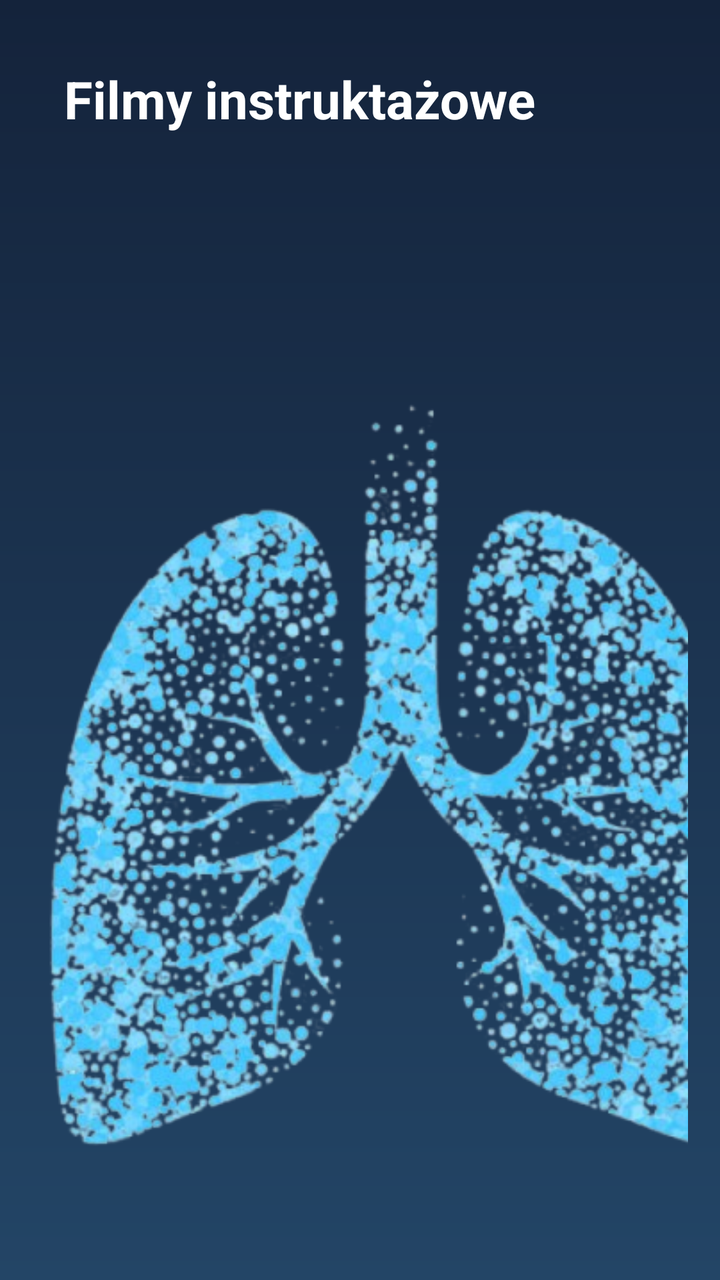
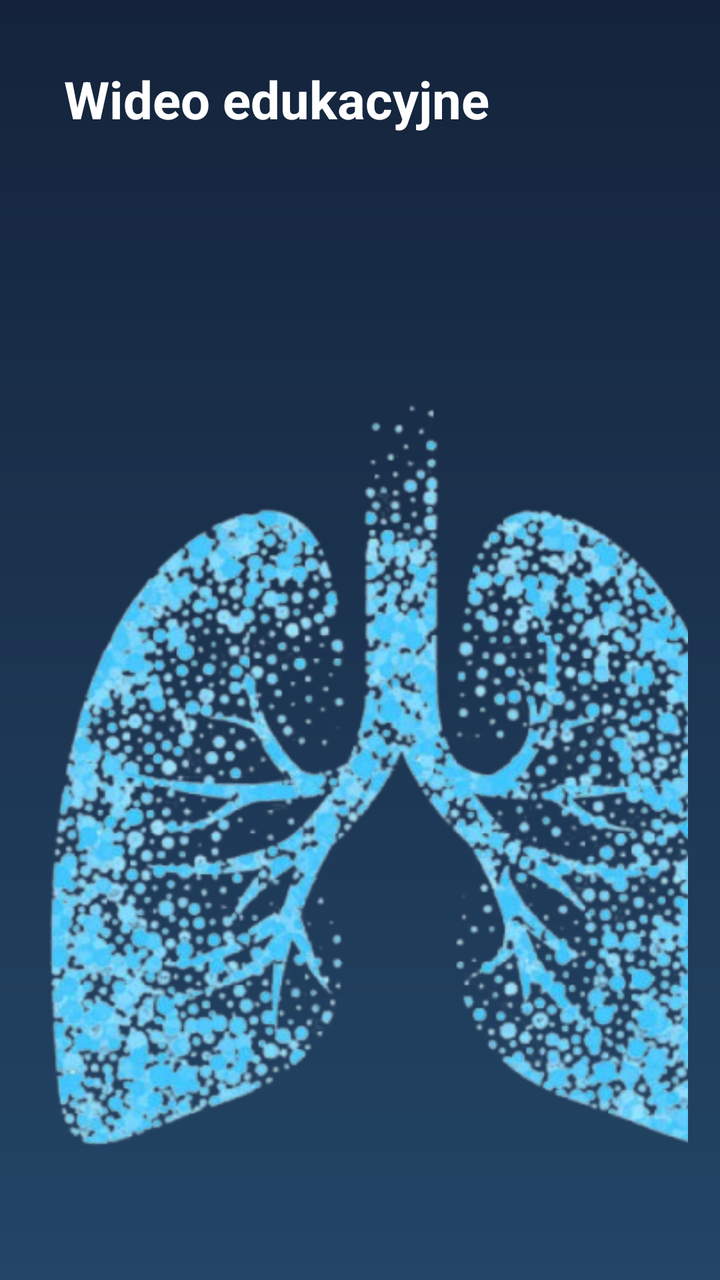

The first picture is an Android layout as it rendered before a commit; the second is the same layout after the commit. The layout source and the unified diff follow.
<!-- AndroidManifest.xml: application theme Theme.MyApplication -->
<!-- res/layout/fragment_education.xml -->
<?xml version="1.0" encoding="utf-8"?>
<FrameLayout xmlns:android="http://schemas.android.com/apk/res/android"
    android:orientation="vertical"
    android:padding="16dp"
    android:background="@drawable/gradient_bg"
    android:layout_width="match_parent"
    android:layout_height="match_parent">

    <ImageView
        android:id="@+id/bgLungs"
        android:layout_width="369dp"
        android:layout_height="446dp"
        android:alpha="1.0"
        android:scaleType="centerCrop"
        android:src="@drawable/lungs"
        android:translationY="150dp" />

    <LinearLayout
        android:orientation="vertical"
        android:padding="16dp"
        android:layout_width="match_parent"
        android:layout_height="match_parent">
    
    <TextView
        android:id="@+id/tvTitle"
        android:layout_width="match_parent"
        android:layout_height="wrap_content"
        android:text="Filmy instruktażowe"
        android:textColor="@color/white"
        android:textStyle="bold"
        android:textSize="26sp"
        android:paddingBottom="16dp"/>

    
    <ListView
        android:id="@+id/videoList"
        android:layout_width="match_parent"
        android:layout_height="match_parent"
        android:textColor="@color/white"
        android:divider="#CCCCCC"
        android:dividerHeight="1dp"/>

    </LinearLayout>
</FrameLayout>
<!-- resources referenced by this layout -->
<resources>
  <color name="white">#FFFFFFFF</color>
  <!-- drawable gradient_bg (drawable) -->
  <?xml version="1.0" encoding="utf-8"?>
  <shape xmlns:android="http://schemas.android.com/apk/res/android"
      android:shape="rectangle">
  
      <gradient
          android:startColor="#14233B"
          android:endColor="#234566"
          android:angle="270" />
  </shape>
  <!-- drawable lungs: png bitmap (drawable, 315991 bytes) -->
  <style name="Theme.MyApplication" parent="Theme.MaterialComponents.DayNight.DarkActionBar">
          
          <item name="colorPrimary">@color/purple_500</item>
          <item name="colorPrimaryVariant">@color/purple_700</item>
          <item name="colorOnPrimary">@color/white</item>
          
          <item name="colorSecondary">@color/teal_200</item>
          <item name="colorSecondaryVariant">@color/teal_700</item>
          <item name="colorOnSecondary">@color/black</item>
          
          <item name="android:statusBarColor">?attr/colorPrimaryVariant</item>
          
      </style>
  <color name="purple_500">#FF6200EE</color>
  <color name="purple_700">#FF3700B3</color>
  <color name="teal_200">#FF03DAC5</color>
  <color name="teal_700">#FF018786</color>
  <color name="black">#FF000000</color>
</resources>

<!-- the commit's change to res/layout/fragment_education.xml (unified diff, before → after) -->
@@ -22,23 +22,20 @@
         android:layout_height="match_parent">
     
     <TextView
-        android:id="@+id/tvTitle"
+
         android:layout_width="match_parent"
         android:layout_height="wrap_content"
-        android:text="Filmy instruktażowe"
+        android:text="Wideo edukacyjne "
         android:textColor="@color/white"
-        android:textStyle="bold"
-        android:textSize="26sp"
-        android:paddingBottom="16dp"/>
+        android:paddingBottom="16dp"
+        android:textSize="26dp"
+        android:textStyle="bold"/>
 
-    
-    <ListView
-        android:id="@+id/videoList"
-        android:layout_width="match_parent"
-        android:layout_height="match_parent"
-        android:textColor="@color/white"
-        android:divider="#CCCCCC"
-        android:dividerHeight="1dp"/>
+        <androidx.recyclerview.widget.RecyclerView
+            android:id="@+id/rvVideos"
+            android:layout_width="match_parent"
+            android:layout_height="match_parent"
+            android:layout_marginTop="12dp"/>
+    </LinearLayout>
 
-    </LinearLayout>
 </FrameLayout>
